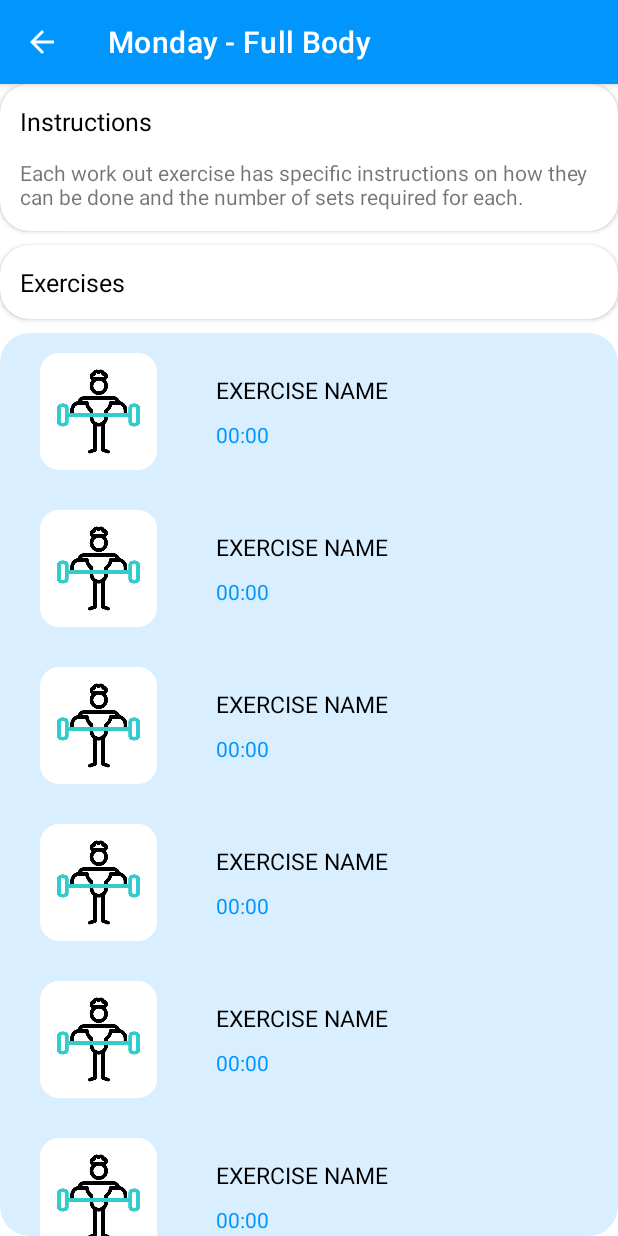
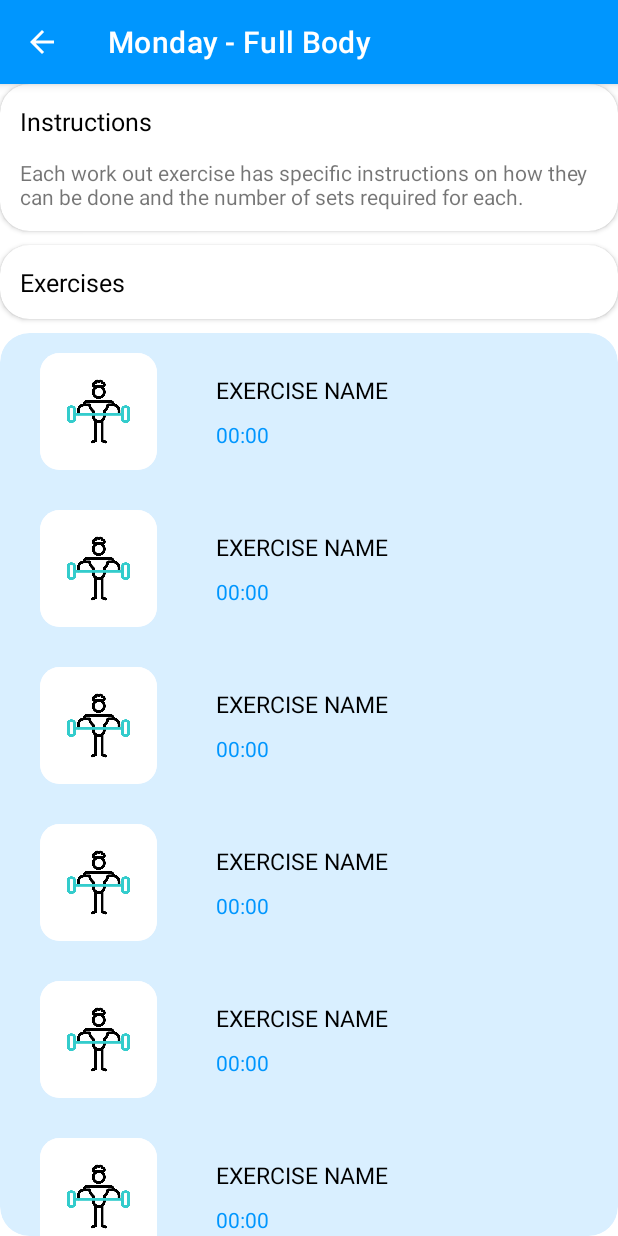
Before and after one commit to daghlas/MyGymnasium, an Android app: the FullBodyMonday screen opened directly, with no data from a screen before it, on a phone screen of 412 x 824 dp. Run offline under Robolectric (Android 15) with nearby library versions, the light colour scheme and no system bars; our stand-ins replace sdp/ssp sizes.

Commit message:
initial commit

```diff
--- a/app/src/main/res/layout/exercises_row_layout.xml
+++ b/app/src/main/res/layout/exercises_row_layout.xml
@@ -13,6 +13,7 @@
         app:cardElevation="0dp">
 
         <ImageView
+            android:padding="@dimen/_7sdp"
             android:id="@+id/sample"
             android:layout_width="match_parent"
             android:layout_height="match_parent"
@@ -28,6 +29,7 @@
         android:layout_marginStart="@dimen/_30sdp">
 
         <TextView
+            android:id="@+id/exerciseName"
             android:layout_width="wrap_content"
             android:layout_height="wrap_content"
             android:text="EXERCISE NAME"
@@ -35,6 +37,7 @@
             android:textColor="@color/black"/>
 
         <TextView
+            android:id="@+id/exerciseDuration"
             android:layout_width="wrap_content"
             android:layout_height="wrap_content"
             android:text="00:00"
```
